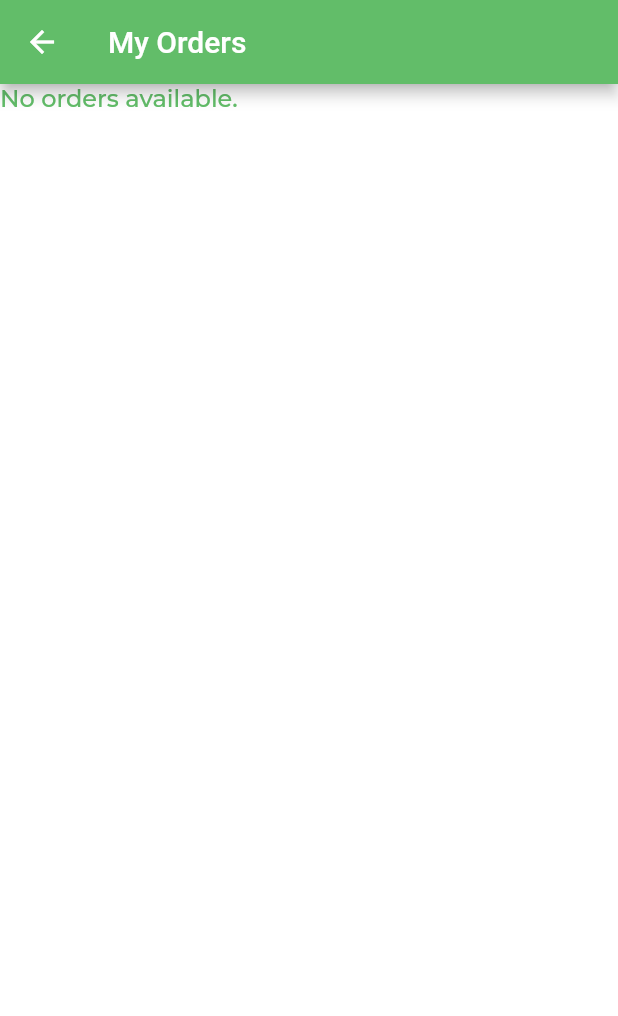
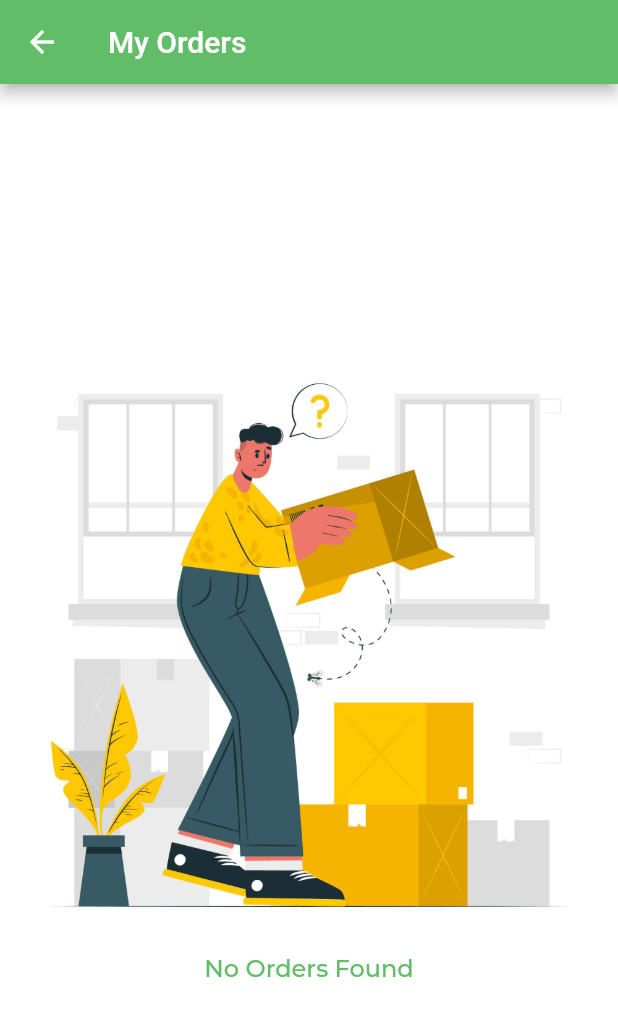
Before and after one commit to Munsif-Ali/dr-green, a Flutter app: the MyOrderScreen screen opened directly, on a phone screen of 412 x 824 dp. Shown: the top 1016 px of the screen. Run offline on Flutter 3.47's test engine with Material 2 defaults, Android fonts, the phone set to English and light mode, and no system bars; our stand-ins replace cloud_firestore, firebase_auth, firebase_core, firebase_storage, flutter_svg, image_picker and 1 more; accounts and stored records are empty; project files that could hold a hidden picture were left out.

Commit message:
add picture to my orders page when no orders are found

```diff
--- a/lib/screen/my_orders_screen.dart
+++ b/lib/screen/my_orders_screen.dart
@@ -2,6 +2,7 @@ import 'package:doctor_green/constants/globals_variables.dart';
 import 'package:doctor_green/helpers/widgets/progress_bar.dart';
 import 'package:doctor_green/providers/user_provider.dart';
 import 'package:flutter/material.dart';
+import 'package:flutter_svg/flutter_svg.dart';
 import 'package:provider/provider.dart';
 
 class MyOrderScreen extends StatelessWidget {
@@ -21,7 +22,15 @@ class MyOrderScreen extends StatelessWidget {
           } else if (snapshot.hasError) {
             return Text('Error: ${snapshot.error}');
           } else if (!snapshot.hasData || snapshot.data!.isEmpty) {
-            return const Text('No orders available.');
+            return Column(
+              mainAxisAlignment: MainAxisAlignment.center,
+              children: [
+                Image.asset(
+                  "assets/images/no_orders.jpeg",
+                ),
+                const Text("No Orders Found"),
+              ],
+            );
           } else {
             return ListView.builder(
               itemCount: snapshot.data?.length,
```
Also changed, not shown: assets/images/no_orders.jpeg (added).
